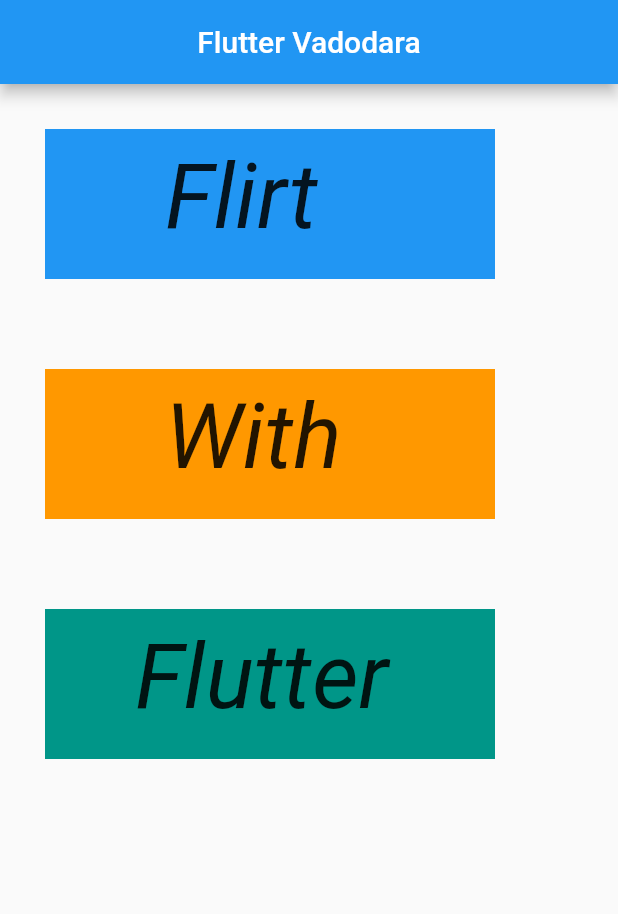
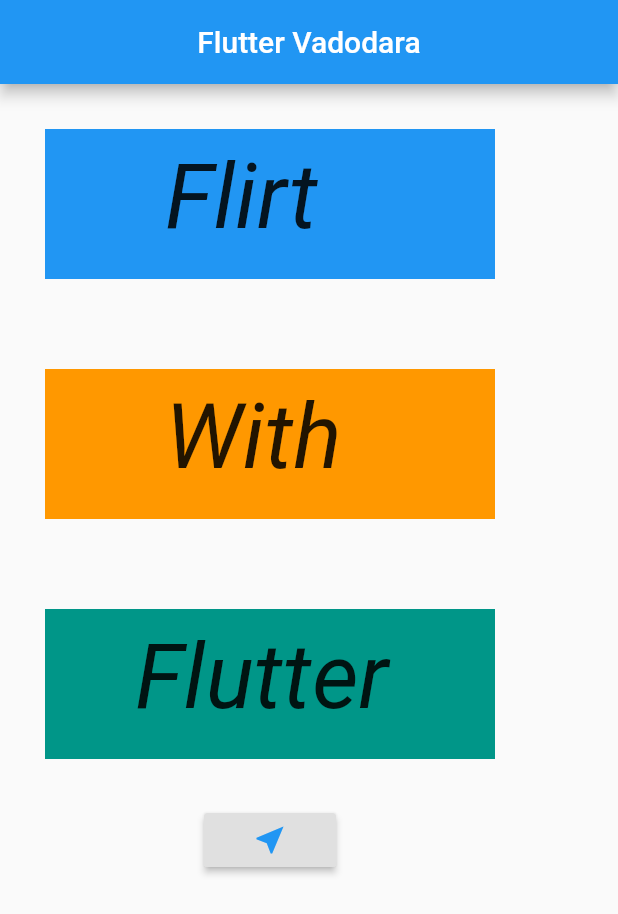
Before and after one commit to arps18/Daily-Flutter, a Flutter app: the screen it shows after launch, on a phone screen of 412 x 824 dp. Shown: the top 914 px of the screen. Run offline on Flutter 3.47's test engine with Material 2 defaults, Android fonts, the phone set to English and light mode, and no system bars.

Commit message:
Updated main.dart
Added navigation and SubPage

```diff
--- a/task1/lib/main.dart
+++ b/task1/lib/main.dart
@@ -5,9 +5,17 @@
 class MyApp extends StatelessWidget {
   @override
   Widget build(BuildContext context) {
-    return new MaterialApp(
+    return MaterialApp(
       title: 'Task 1',
-      home: Scaffold(
+      home: MainPage(),
+    );
+  }
+}
+
+class MainPage extends StatelessWidget {
+  @override
+  Widget build(BuildContext context) {
+    return Scaffold(
       appBar: AppBar(
         title: Center(
           child: Text("Flutter Vadodara"),
@@ -22,8 +30,7 @@
             width: 300.0,
             height: 100,
             child: Text("Flirt",
-                  style:
-                      TextStyle(fontStyle: FontStyle.italic, fontSize: 60.0)),
+                style: TextStyle(fontStyle: FontStyle.italic, fontSize: 60.0)),
           ),
           Container(
             color: Colors.orange,
@@ -32,8 +39,7 @@
             width: 300.0,
             height: 100,
             child: Text("With",
-                  style:
-                      TextStyle(fontStyle: FontStyle.italic, fontSize: 60.0)),
+                style: TextStyle(fontStyle: FontStyle.italic, fontSize: 60.0)),
           ),
           Container(
             color: Colors.teal,
@@ -42,12 +48,38 @@
             width: 300.0,
             height: 100,
             child: Text("Flutter",
-                  style:
-                      TextStyle(fontStyle: FontStyle.italic, fontSize: 60.0)),
+                style: TextStyle(fontStyle: FontStyle.italic, fontSize: 60.0)),
           ),
+          Container(
+              child: RaisedButton(
+            child: Icon(
+              Icons.near_me,
+              color: Colors.blue,
+              size: 24.0,
+            ),
+            onPressed: () {
+              navigateToSubPage(context);
+            },
+          )),
         ],
-        ),
       ),
     );
   }
+
+  Future navigateToSubPage(context) async {
+    Navigator.push(context, MaterialPageRoute(builder: (context) => SubPage()));
   }
+}
+
+class SubPage extends StatelessWidget {
+  @override
+  Widget build(BuildContext context) {
+    return Scaffold(
+      appBar: AppBar(
+        title: Text('Back to Main Page'),
+        backgroundColor: Colors.blue,
+      ),
+      body: Center(),
+    );
+  }
+}
```
Lines whose indentation alone changed are shown as unchanged.
